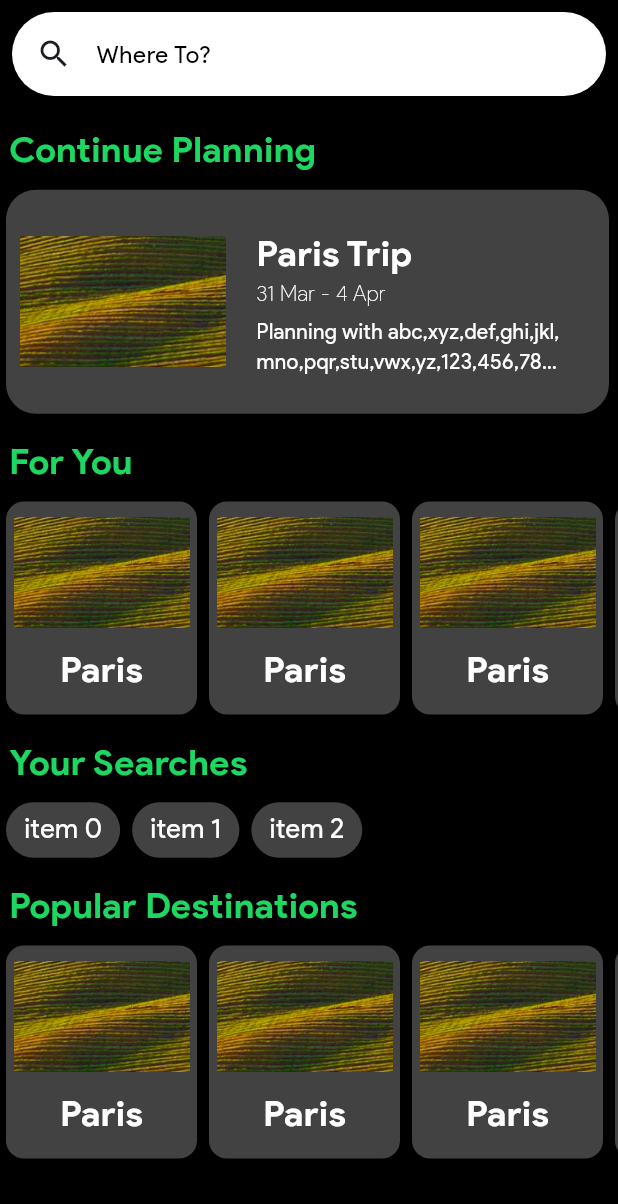
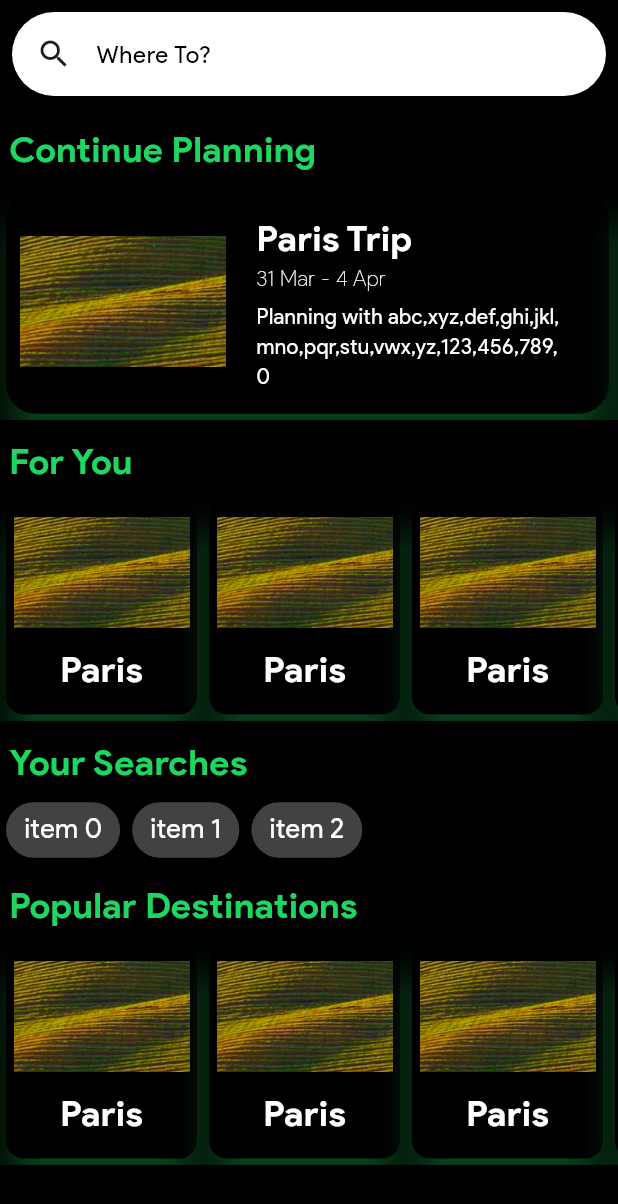
Before and after one commit to ritwikdurga/Voyager, a Flutter app: the Explore screen opened directly, on a phone screen of 412 x 824 dp. Shown: the top 1204 px of the screen. Run offline on Flutter 3.47's test engine with Material 3 defaults, Android fonts, the phone set to English and light mode, and no system bars; our stand-ins replace firebase_auth, firebase_core, google_sign_in, iconsax, ionicons, lottie and 2 more; accounts and stored records are empty; network calls fail.

Commit message:
style: Updates explore page UI

```diff
--- a/lib/components/destinations.dart
+++ b/lib/components/destinations.dart
@@ -1,6 +1,7 @@
 // ignore_for_file: prefer_const_constructors, camel_case_types
 
 import "package:flutter/material.dart";
+import "package:group9_auth/utils/constants.dart";
 
 class Destinations extends StatelessWidget {
   const Destinations({
@@ -13,7 +14,9 @@ class Destinations extends StatelessWidget {
   @override
   Widget build(BuildContext context) {
     return Card(
-      color: Colors.grey[800],
+      color: Colors.black,
+      shadowColor: kGreenColor,
+      elevation:10,
       clipBehavior: Clip.hardEdge,
       child: InkWell(
         splashColor: Colors.grey[800],
--- a/lib/components/trips_cards.dart
+++ b/lib/components/trips_cards.dart
@@ -1,25 +1,30 @@
-// ignore_for_file: prefer_const_constructors, camel_case_types
-
 import "package:flutter/material.dart";
+import "package:group9_auth/utils/constants.dart";
 
 class trips extends StatelessWidget {
   trips({
-    super.key,
+    Key? key,
     required this.screenWidth,
-  });
+  }) : super(key: key);
 
   final ShapeBorder shape = RoundedRectangleBorder(
-      borderRadius: BorderRadius.all(Radius.circular(20)));
+    borderRadius: BorderRadius.all(Radius.circular(20)),
+  );
   final double screenWidth;
 
   @override
   Widget build(BuildContext context) {
     return Card(
+
       clipBehavior: Clip.hardEdge,
       shape: shape,
-      color: Colors.grey[800],
+      color: Colors.black,
+      elevation: 10,
+      shadowColor: kGreenColor,
+      // Set shadowColor to transparent to avoid duplicate shadows
+
       child: InkWell(
-        splashColor: Colors.grey[800],
+        splashColor: Colors.black,
         onTap: () {
           // redirect to planning page.
         },
@@ -27,19 +32,22 @@ class trips extends StatelessWidget {
           height: screenWidth / 3,
           width: screenWidth - 10,
           child: Card(
-            color: Colors.grey[800],
-            elevation: 0,
+            shape: shape,
+            color: Colors.black,
+            elevation: 9,
             child: Padding(
               padding: EdgeInsets.symmetric(horizontal: 5, vertical: 8),
               child: Row(
                 children: [
                   ConstrainedBox(
-                      constraints: BoxConstraints(
-                          maxHeight: (screenWidth / 3) - 16,
-                          maxWidth: screenWidth / 3),
-                      child: Image.asset(
-                        'assets/images/a.png',
-                      )),
+                    constraints: BoxConstraints(
+                      maxHeight: (screenWidth / 3) - 16,
+                      maxWidth: screenWidth / 3,
+                    ),
+                    child: Image.asset(
+                      'assets/images/a.png',
+                    ),
+                  ),
                   SizedBox(
                     width: screenWidth / 20,
                   ),
@@ -48,9 +56,6 @@ class trips extends StatelessWidget {
                     mainAxisAlignment: MainAxisAlignment.center,
                     children: [
                       Text(
-                        overflow: TextOverflow.ellipsis,
-                        softWrap: false,
-                        maxLines: 1,
                         'Paris Trip',
                         style: TextStyle(
                           fontWeight: FontWeight.bold,
@@ -69,14 +74,14 @@ class trips extends StatelessWidget {
                       ),
                       SizedBox(height: 5),
                       ConstrainedBox(
-                        constraints: BoxConstraints(maxWidth: screenWidth / 2),
+                        constraints:
+                            BoxConstraints(maxWidth: screenWidth / 2),
                         child: Text(
-                          overflow: TextOverflow.ellipsis,
-                          softWrap: false,
-                          maxLines: 2,
                           'Planning with abc,xyz,def,ghi,jkl,mno,pqr,stu,vwx,yz,123,456,789,0',
                           style: TextStyle(
-                              color: Colors.white, fontWeight: FontWeight.w400),
+                            color: Colors.white,
+                            fontWeight: FontWeight.w400,
+                          ),
                         ),
                       )
                     ],
```
